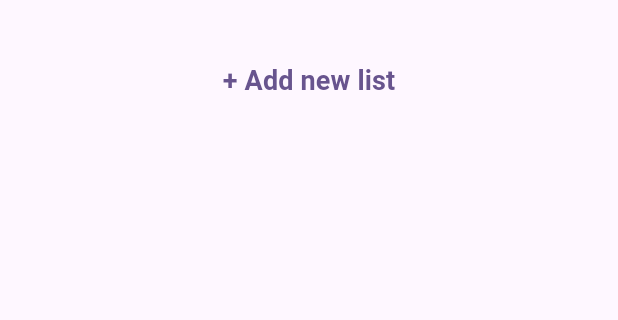
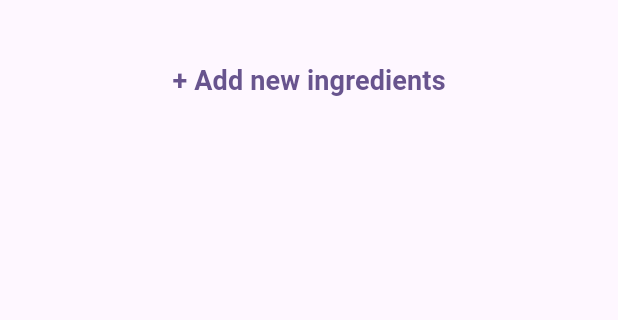
Before and after one commit to TylerRLowe/FridgeFinds, a Flutter app: the ShoppingList screen opened directly, on a phone screen of 412 x 824 dp, the part 63-383 px from its top. Run offline on Flutter 3.47's test engine with Material 3 defaults, Android fonts, the phone set to English and light mode, and no system bars; missing offline and left inert: dart:ffi.

Commit message:
Update shoppingList.dart

```diff
--- a/lib/ShoppingList_Page/shoppingList.dart
+++ b/lib/ShoppingList_Page/shoppingList.dart
@@ -53,7 +53,7 @@ class _ShoppingListState extends State<ShoppingList> {
                 }
               },
               child: Text(
-                '+ Add new list',
+                '+ Add new ingredients',
                 style: TextStyle(fontSize: 18, fontWeight: FontWeight.bold),
               ),
             ),
```
